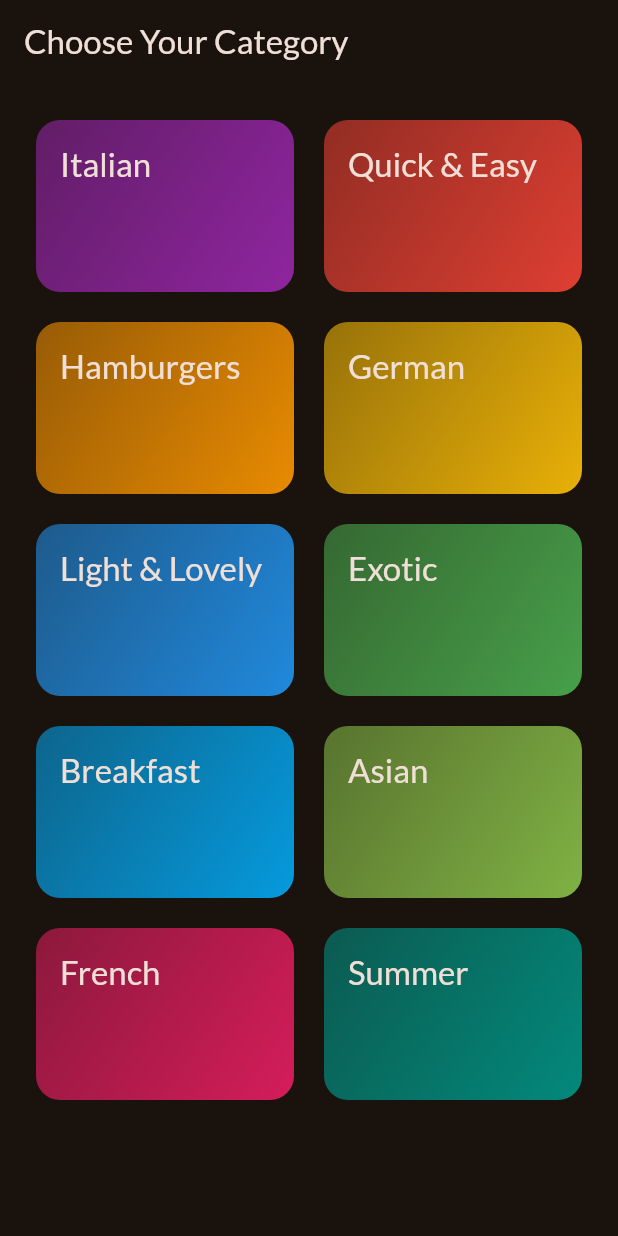
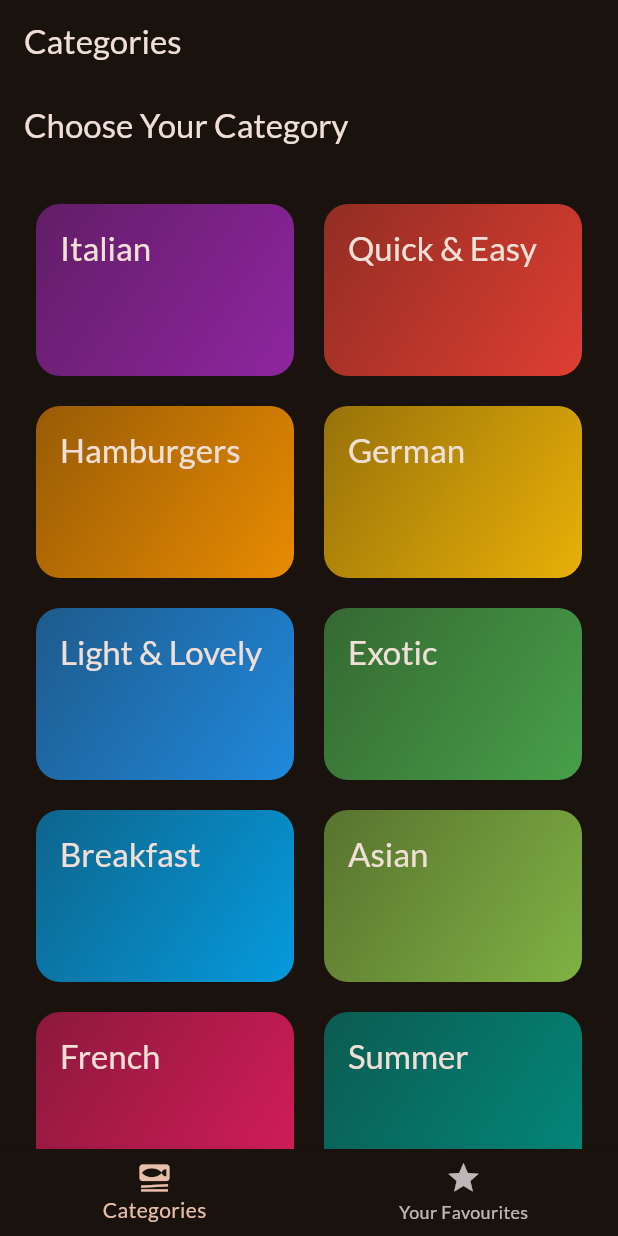
Before and after one commit to matinbhdrn77/meals, a Flutter app: the screen it shows after launch, on a phone screen of 412 x 824 dp. Run offline on Flutter 3.47's test engine with Material 2 defaults, Android fonts, the phone set to English and light mode, and no system bars; our stand-ins replace google_fonts, transparent_image.

```diff
--- a/lib/main.dart
+++ b/lib/main.dart
@@ -2,7 +2,7 @@ import 'package:flutter/material.dart';
 
 import 'package:google_fonts/google_fonts.dart';
 
-import 'package:meals/screens/categories.dart';
+import 'package:meals/screens/tabs.dart';
 
 final theme = ThemeData(
   useMaterial3: true,
@@ -24,7 +24,7 @@ class App extends StatelessWidget {
   Widget build(BuildContext context) {
     return MaterialApp(
       theme: theme,
-      home: const CategoriesScreen()
+      home: const TabsScreen()
     );
   }
 }
```
